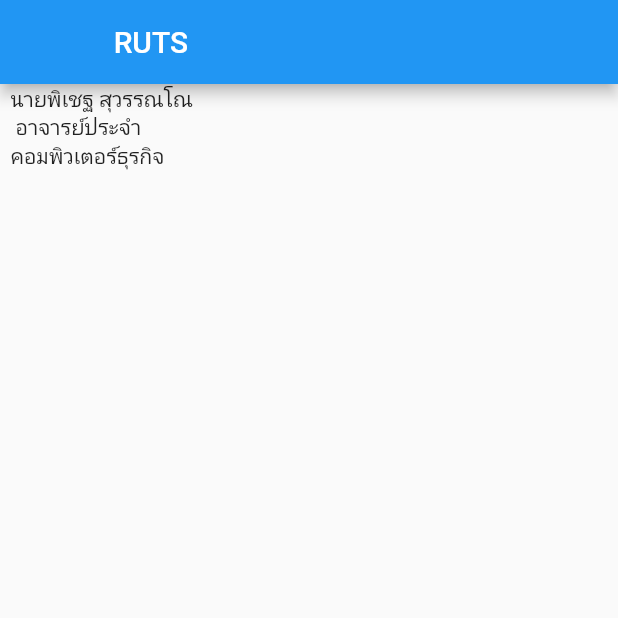
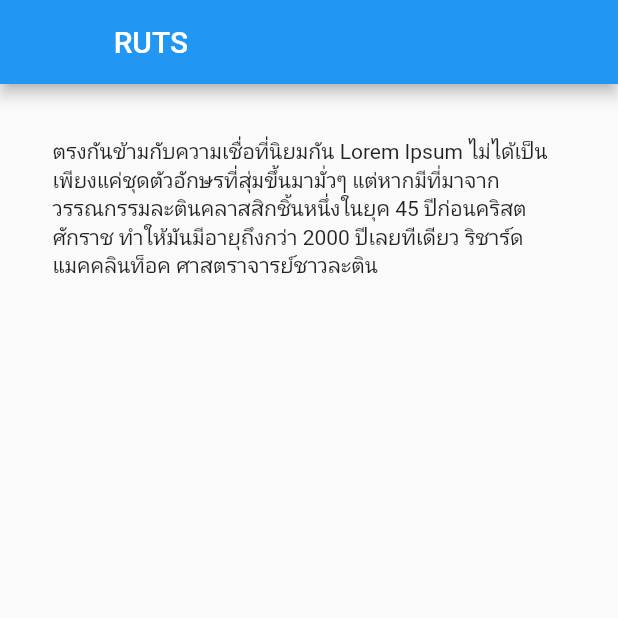
Before and after one commit to pichetswn/Basic-Flutter, a Flutter app: the screen it shows after launch, on a phone screen of 412 x 824 dp, the top half of it. Run offline on Flutter 3.47's test engine with Material 2 defaults, Android fonts, the phone set to English and light mode, and no system bars.

Commit message:
paddingOk

```diff
--- a/lib/main.dart
+++ b/lib/main.dart
@@ -5,22 +5,28 @@ void main() {
 }
 
 class MyApp extends StatelessWidget {
-
 // Explicit
 
-var nameString = '  นายพิเชฐ สุวรรณโณ ';
-var nameString1 = '   อาจารย์ประจำ';
-var nameString2 = '  คอมพิวเตอร์ธุรกิจ';
+  var nameString = '  นายพิเชฐ สุวรรณโณ ';
+  var nameString1 = '   อาจารย์ประจำ';
+  var nameString2 = '  คอมพิวเตอร์ธุรกิจ';
+  var messageString =
+      'ตรงกันข้ามกับความเชื่อที่นิยมกัน Lorem Ipsum ไม่ได้เป็นเพียงแค่ชุดตัวอักษรที่สุ่มขึ้นมามั่วๆ แต่หากมีที่มาจากวรรณกรรมละตินคลาสสิกชิ้นหนึ่งในยุค 45 ปีก่อนคริสตศักราช ทำให้มันมีอายุถึงกว่า 2000 ปีเลยทีเดียว ริชาร์ด แมคคลินท็อค ศาสตราจารย์ชาวละติน';
+  var paddingDouble = 35.0;
 
   @override
   Widget build(BuildContext context) {
+    Widget widgetTextMessage = new Container(padding: new EdgeInsets.all(paddingDouble),
+      child: new Text(messageString),
+    );
+
     return new MaterialApp(
       title: 'Basic Flutter',
       home: new Scaffold(
         appBar: new AppBar(
           title: new Text('            RUTS'),
         ),
-        body: new Text(nameString + '\n' + nameString1 + '\n' + nameString2),
+        body: widgetTextMessage,
       ),
     );
   }
```
